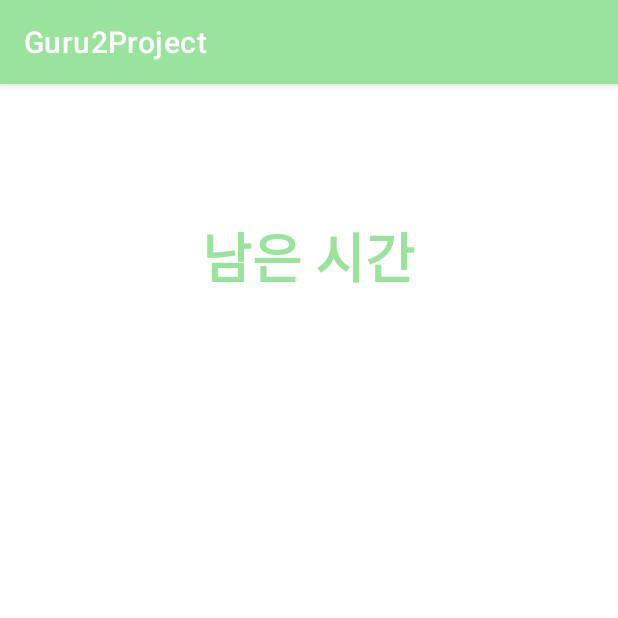
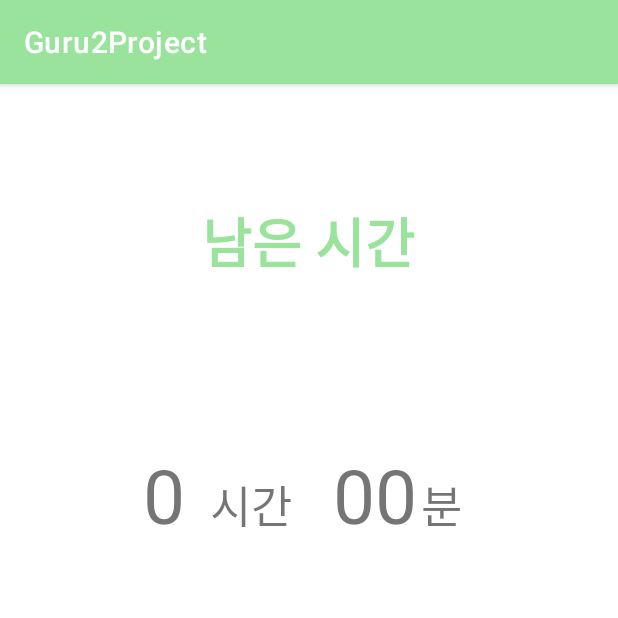
Before and after one commit to Milyeong/Guru2Project, an Android app: the LeftTime screen opened directly, with no data from a screen before it, on a phone screen of 412 x 824 dp, the top half of it. Run offline under Robolectric (Android 15) with nearby library versions, the phone set to English and light mode, and no system bars; Roboto replaces fonts that are not available here; 1 statement that could not run was skipped.

Commit message:
xml 파일

```diff
--- a/app/src/main/java/com/example/guru2project/LeftTime.kt
+++ b/app/src/main/java/com/example/guru2project/LeftTime.kt
@@ -1,11 +1,86 @@
 package com.example.guru2project
 
+import android.app.usage.UsageEvents
+import android.app.usage.UsageStatsManager
+import android.content.Context
+import android.os.Build
+import android.os.Bundle
+import androidx.annotation.RequiresApi
 import androidx.appcompat.app.AppCompatActivity
-import android.os.Bundle
+import java.text.SimpleDateFormat
+import java.time.LocalDate
+import java.time.format.DateTimeFormatter
+import java.util.*
+import kotlin.collections.HashMap
 
 class LeftTime : AppCompatActivity() {
+    @RequiresApi(Build.VERSION_CODES.O)
     override fun onCreate(savedInstanceState: Bundle?) {
         super.onCreate(savedInstanceState)
         setContentView(R.layout.activity_left_time)
+
+
+        var tz= TimeZone.getDefault()
+        var tzId= tz.toZoneId()
+        var dtNow = LocalDate.now()
+        var dtStart = dtNow.atStartOfDay(tzId).toInstant().toEpochMilli()
+
+        var usageList = queryUsageTimes(dtStart, System.currentTimeMillis())
+        usageList.forEach { it->
+            println(it.first+" : "+it.second)
+        }
+
+
+    }
+
+    //하루동안 사용한 앱의 패키지 이름과 사용시간을 MutableList로 가져오기
+    @RequiresApi(Build.VERSION_CODES.LOLLIPOP)
+    private fun queryUsageTimes(startTime: Long, endTime: Long) : MutableList<Pair<String, Long>>{
+        var currentEvent: UsageEvents.Event
+        val allEvents: MutableList<UsageEvents.Event> = ArrayList()
+        val map: HashMap<String, Long> = HashMap()
+        val mUsageStatsManager = getSystemService(Context.USAGE_STATS_SERVICE) as UsageStatsManager
+        // 발생 이벤트를 쿼리
+        val usageEvents = mUsageStatsManager.queryEvents(startTime, endTime)
+
+        while (usageEvents.hasNextEvent()) {
+            currentEvent = UsageEvents.Event()
+            usageEvents.getNextEvent(currentEvent)
+            val packageName = currentEvent.packageName
+            //추가 이벤트가 발견되면 이벤트 목록에 추가
+            if (currentEvent.eventType == UsageEvents.Event.ACTIVITY_RESUMED || currentEvent.eventType == UsageEvents.Event.ACTIVITY_PAUSED || currentEvent.eventType == UsageEvents.Event.ACTIVITY_STOPPED) {
+                allEvents.add(currentEvent)
+                if (!map.containsKey(packageName)) {
+                    map[packageName] = 0
+                }
+            }
+        }
+
+        //이벤트 발생시
+        for (i in 0 until (allEvents.size - 1) step 1) {
+            val event0 = allEvents[i]
+            val event1 = allEvents[i + 1]
+
+            //앱 실행할때마다 사용시간 측정
+            if (event0.eventType == UsageEvents.Event.ACTIVITY_RESUMED &&
+                (event1.eventType == UsageEvents.Event.ACTIVITY_PAUSED || event1.eventType == UsageEvents.Event.ACTIVITY_STOPPED)
+                && event0.packageName == event1.packageName) {
+                val runtime = event1.timeStamp - event0.timeStamp
+                val tInForeground = map[event0.packageName]!!.plus(runtime)
+                map[event0.packageName] = tInForeground
+            }
+        }
+
+        // 사용시간을 기준으로 내림차순으로 배열
+        val result = map.toList().sortedByDescending { (_, value) -> value}
+        val list:MutableList<Pair<String, Long>> = mutableListOf()
+        //하루동안 제일 많이 사용한 어플 3개
+        for (i in 0..2) {
+            list.add(Pair(result[i].first, result[i].second))
+
+            //print(result[i].first)
+            //println(result[i].second)
+        }
+        return list
     }
 }
--- a/app/src/main/res/layout/activity_left_time.xml
+++ b/app/src/main/res/layout/activity_left_time.xml
@@ -1,25 +1,85 @@
 <?xml version="1.0" encoding="utf-8"?>
-<androidx.constraintlayout.widget.ConstraintLayout xmlns:android="http://schemas.android.com/apk/res/android"
+<LinearLayout xmlns:android="http://schemas.android.com/apk/res/android"
     xmlns:app="http://schemas.android.com/apk/res-auto"
     xmlns:tools="http://schemas.android.com/tools"
     android:layout_width="match_parent"
     android:layout_height="match_parent"
+    android:orientation="vertical"
     tools:context=".LeftTime">
 
     <TextView
         android:id="@+id/LeftTImeText"
         android:layout_width="wrap_content"
         android:layout_height="wrap_content"
+        android:layout_gravity="center_horizontal"
         android:layout_marginStart="116dp"
-        android:layout_marginTop="88dp"
+        android:layout_marginTop="78dp"
         android:layout_marginEnd="116dp"
+        android:layout_marginBottom="50dp"
         android:fontFamily="@font/hangul_font"
-        android:text="남은 시간"
+        android:text="@string/left_hours"
         android:textColor="#9AE39D"
         android:textSize="36sp"
-        android:textStyle="bold"
-        app:layout_constraintEnd_toEndOf="parent"
-        app:layout_constraintHorizontal_bias="0.486"
-        app:layout_constraintStart_toStartOf="parent"
-        app:layout_constraintTop_toTopOf="parent" />
-</androidx.constraintlayout.widget.ConstraintLayout>
+        android:textStyle="bold" />
+
+    <LinearLayout
+        android:id="@+id/linear"
+        android:layout_width="match_parent"
+        android:layout_height="match_parent"
+        android:orientation="vertical">
+
+        <androidx.constraintlayout.widget.ConstraintLayout
+            android:layout_width="match_parent"
+            android:layout_height="180dp">
+
+            <TextView
+                android:id="@+id/tvHours"
+                android:layout_width="wrap_content"
+                android:layout_height="wrap_content"
+                android:text="0"
+                android:textSize="50dp"
+                app:layout_constraintBaseline_toBaselineOf="@+id/textView13"
+                app:layout_constraintBottom_toBottomOf="parent"
+                app:layout_constraintEnd_toStartOf="@+id/textView13"
+                app:layout_constraintHorizontal_bias="0.854"
+                app:layout_constraintStart_toStartOf="parent"
+                app:layout_constraintTop_toTopOf="parent"
+                app:layout_constraintVertical_bias="0.584" />
+
+            <TextView
+                android:id="@+id/textView13"
+                android:layout_width="wrap_content"
+                android:layout_height="wrap_content"
+                android:text="@string/hours"
+                android:textSize="30dp"
+                app:layout_constraintBottom_toBottomOf="parent"
+                app:layout_constraintEnd_toEndOf="parent"
+                app:layout_constraintHorizontal_bias="0.391"
+                app:layout_constraintStart_toStartOf="parent"
+                app:layout_constraintTop_toTopOf="parent"
+                app:layout_constraintVertical_bias="0.564" />
+
+            <TextView
+                android:id="@+id/tvMinutes"
+                android:layout_width="wrap_content"
+                android:layout_height="wrap_content"
+                android:text="00"
+                android:textSize="50dp"
+                app:layout_constraintBaseline_toBaselineOf="@+id/textView14"
+                app:layout_constraintEnd_toStartOf="@+id/textView14"
+                app:layout_constraintHorizontal_bias="0.911"
+                app:layout_constraintStart_toEndOf="@+id/textView13" />
+
+            <TextView
+                android:id="@+id/textView14"
+                android:layout_width="wrap_content"
+                android:layout_height="wrap_content"
+                android:layout_marginEnd="104dp"
+                android:text="@string/minute"
+                android:textSize="30dp"
+                app:layout_constraintBaseline_toBaselineOf="@+id/textView13"
+                app:layout_constraintEnd_toEndOf="parent" />
+        </androidx.constraintlayout.widget.ConstraintLayout>
+    </LinearLayout>
+
+</LinearLayout>
--- a/app/src/main/res/values/strings.xml
+++ b/app/src/main/res/values/strings.xml
@@ -12,5 +12,7 @@
     <string name="menu_gallery">Gallery</string>
     <string name="menu_slideshow">Slideshow</string>
     <string name="설정">설정</string>
-    <string name="시간">시간</string>
+    <string name="hours">시간</string>
+    <string name="left_hours">남은 시간</string>
+    <string name="minute">분</string>
 </resources>
```
Also changed, not shown: app/src/main/java/com/example/guru2project/SettingTimeActivity.kt (+43 -8 lines), app/src/main/res/layout/activity_setting_time.xml (+48 -11 lines), app/src/main/res/layout/activity_login.xml (renamed from app/src/main/res/layout/activity_main.xml).
